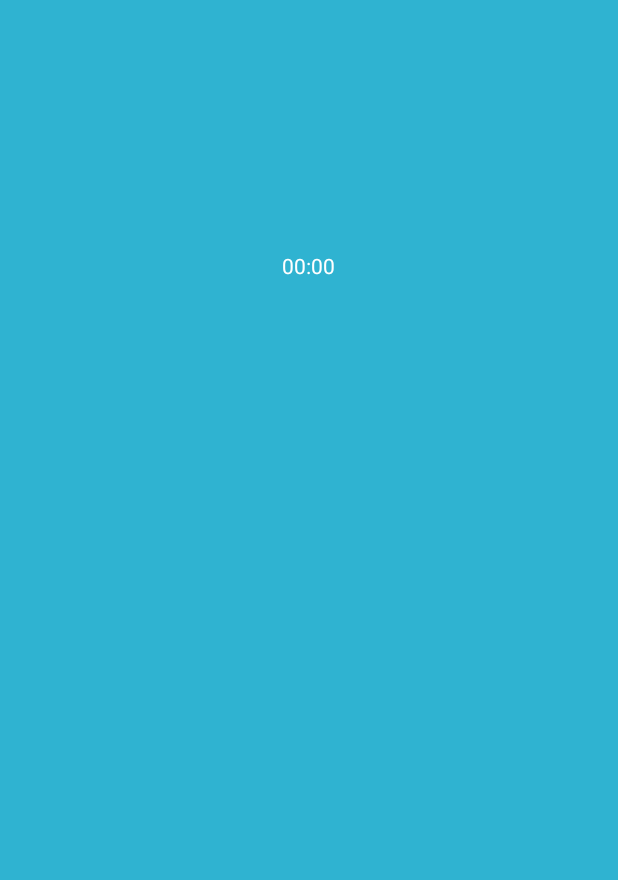
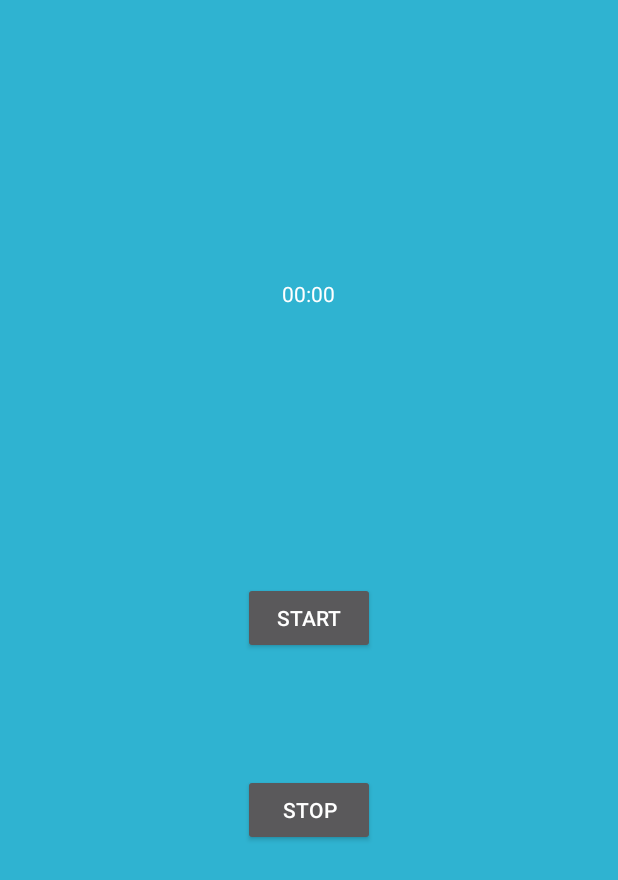
Before and after one commit to cebenavides/Pick2Light, an Android app: the Crono screen opened directly, with no data from a screen before it, on a phone screen of 412 x 824 dp. Before the commit the part shown is almost empty. Shown: the top 880 px of the screen. Run offline under Robolectric (Android 15) with nearby library versions, the phone set to English and light mode, and no system bars.

Commit message:
Se añadió cronometro

```diff
--- a/app/src/main/java/com/picking/pick2light/Crono.java
+++ b/app/src/main/java/com/picking/pick2light/Crono.java
@@ -1,15 +1,43 @@
 package com.picking.pick2light;
 
+import android.os.SystemClock;
 import android.support.v7.app.AppCompatActivity;
 import android.os.Bundle;
+import android.view.View;
+import android.widget.Button;
+import android.widget.Chronometer;
 
-public class Crono extends AppCompatActivity {
-
+public class Crono extends AppCompatActivity implements View.OnClickListener {
+    Button startChrono;
+    Button stopChrono;
+    Chronometer Chrono;
+    long time=0;
     @Override
     protected void onCreate(Bundle savedInstanceState) {
         super.onCreate(savedInstanceState);
         setContentView(R.layout.activity_crono2);
+        startChrono=(Button)findViewById(R.id.start);
+        stopChrono=(Button)findViewById(R.id.stop);
+        Chrono=(Chronometer)findViewById(R.id.chronometer);
+        startChrono.setOnClickListener(this);
+        stopChrono.setOnClickListener(this);
     }
 
 
+    @Override
+    public void onClick(View v) {
+
+        switch (v.getId()) {
+            case R.id.start:
+                Chrono.setBase(SystemClock.elapsedRealtime() + time);
+                Chrono.start();
+                break;
+            case R.id.stop:
+                time = Chrono.getBase() + SystemClock.elapsedRealtime();
+                Chrono.stop();
+                break;
+
+
+        }
+    }
 }
--- a/app/src/main/java/com/picking/pick2light/MainActivity.java
+++ b/app/src/main/java/com/picking/pick2light/MainActivity.java
@@ -49,7 +49,7 @@ public class MainActivity extends AppCompatActivity {
                 try {
                     //if (!flag) {
                         String valueIP =((EditText)findViewById(R.id.entradaIP)).getText().toString();
-                        s = new Socket(valueIP, 10096);
+                        s = new Socket(valueIP, 10097);
                         //"10.20.33.80"
                         PrintWriter out = new PrintWriter(s.getOutputStream(), true);
                         flag = true;
--- a/app/src/main/res/layout/activity_crono2.xml
+++ b/app/src/main/res/layout/activity_crono2.xml
@@ -10,11 +10,30 @@
     tools:context="com.picking.pick2light.Crono"
     android:background="#2fb3d1">
 
+
     <Chronometer
         android:layout_width="wrap_content"
         android:layout_height="wrap_content"
         android:id="@+id/chronometer"
         android:layout_alignParentTop="true"
         android:layout_centerHorizontal="true"
-        android:layout_marginTop="151dp" />
+        android:layout_marginTop="170dp" />
+
+    <Button
+        android:layout_width="wrap_content"
+        android:layout_height="wrap_content"
+        android:text="Start"
+        android:id="@+id/start"
+        android:layout_centerVertical="true"
+        android:layout_centerHorizontal="true" />
+
+    <Button
+        android:layout_width="wrap_content"
+        android:layout_height="wrap_content"
+        android:text="Stop"
+        android:id="@+id/stop"
+        android:layout_below="@+id/start"
+        android:layout_alignLeft="@+id/start"
+        android:layout_alignStart="@+id/start"
+        android:layout_marginTop="80dp" />
 </RelativeLayout>
```
